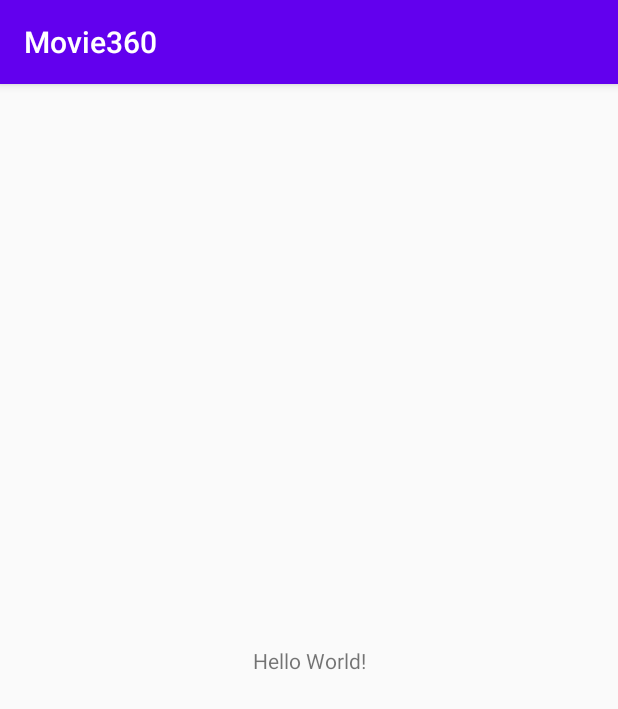
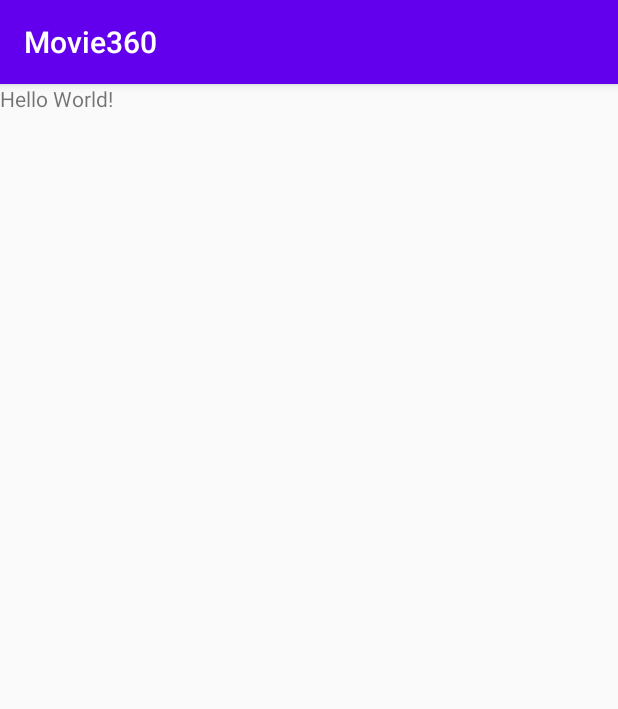
Before and after one commit to ashtray4715/Movie360, an Android app: the screen it shows after launch (MainActivity), on a phone screen of 412 x 824 dp. Shown: the top 709 px of the screen. Run offline under Robolectric (Android 15) with nearby library versions, the phone set to English and light mode, and no system bars.

```diff
--- a/app/src/main/res/layout/activity_main.xml
+++ b/app/src/main/res/layout/activity_main.xml
@@ -1,6 +1,6 @@
 <?xml version="1.0" encoding="utf-8"?>
-<androidx.constraintlayout.widget.ConstraintLayout xmlns:android="http://schemas.android.com/apk/res/android"
-    xmlns:app="http://schemas.android.com/apk/res-auto"
+<RelativeLayout
+    xmlns:android="http://schemas.android.com/apk/res/android"
     xmlns:tools="http://schemas.android.com/tools"
     android:layout_width="match_parent"
     android:layout_height="match_parent"
@@ -9,10 +9,6 @@
     <TextView
         android:layout_width="wrap_content"
         android:layout_height="wrap_content"
-        android:text="Hello World!"
-        app:layout_constraintBottom_toBottomOf="parent"
-        app:layout_constraintLeft_toLeftOf="parent"
-        app:layout_constraintRight_toRightOf="parent"
-        app:layout_constraintTop_toTopOf="parent" />
+        android:text="Hello World!" />
 
-</androidx.constraintlayout.widget.ConstraintLayout>
+</RelativeLayout>
--- a/build.gradle
+++ b/build.gradle
@@ -9,6 +9,7 @@ buildscript {
     }
     dependencies {
         classpath 'com.android.tools.build:gradle:3.6.3'
+        classpath 'com.google.gms:google-services:4.2.0'
 
 
         // NOTE: Do not place your application dependencies here; they belong
```
Also changed, not shown: app/build.gradle (+5 -7 lines), 1 other file.
